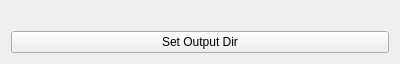
This is src/WhiskerToolbox/DataManager_Widget/OutputDirectoryWidget/OutputDirectoryWidget.ui in paulmthompson/WhiskerToolbox as Qt 5 draws it before an edit. The edited form follows.
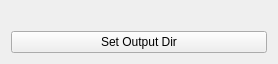
This is the edited form.

Commit message: making better widget layouts

The edit to the form file:
```diff
--- a/src/WhiskerToolbox/DataManager_Widget/OutputDirectoryWidget/OutputDirectoryWidget.ui
+++ b/src/WhiskerToolbox/DataManager_Widget/OutputDirectoryWidget/OutputDirectoryWidget.ui
@@ -6,7 +6,7 @@
    <rect>
     <x>0</x>
     <y>0</y>
-    <width>400</width>
+    <width>278</width>
     <height>64</height>
    </rect>
   </property>
@@ -26,6 +26,12 @@
    </item>
    <item>
     <widget class="QPushButton" name="output_dir_button">
+     <property name="sizePolicy">
+      <sizepolicy hsizetype="Preferred" vsizetype="Preferred">
+       <horstretch>0</horstretch>
+       <verstretch>0</verstretch>
+      </sizepolicy>
+     </property>
      <property name="text">
       <string>Set Output Dir</string>
      </property>
```
The commit also changes 7 other files.
